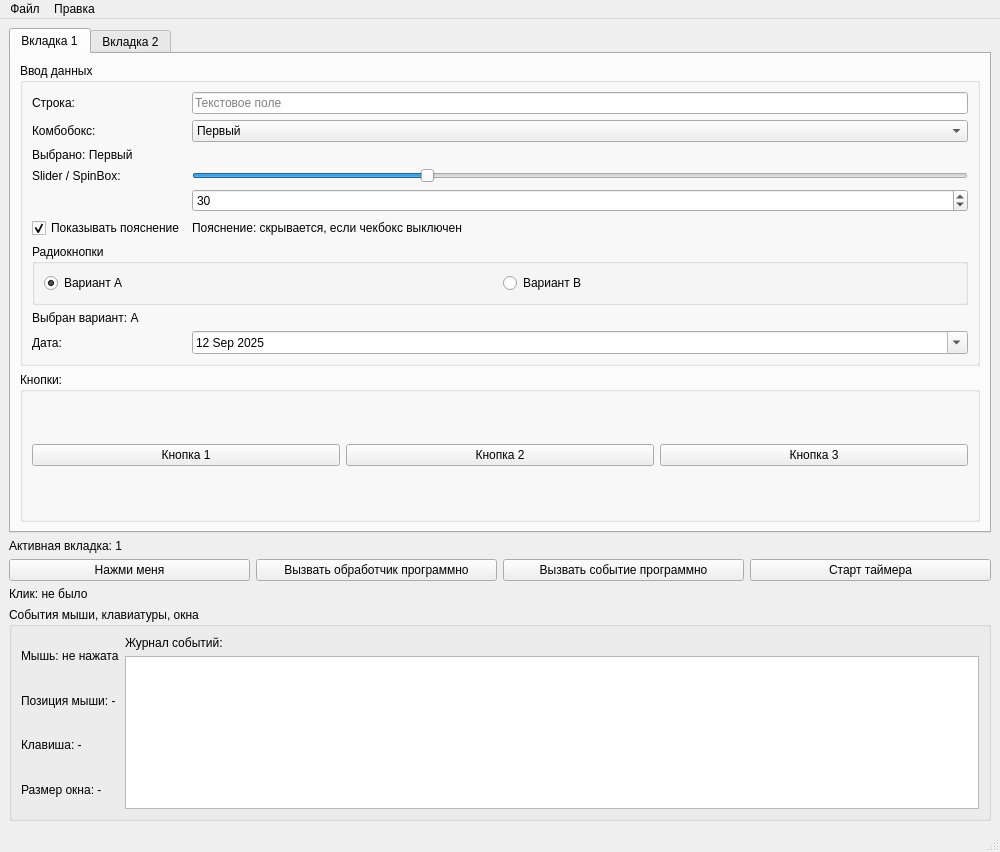
This is mainwindow.ui in YuerKoiler/lab1_qt_oop as Qt 5 draws it before an edit. The edited form follows.
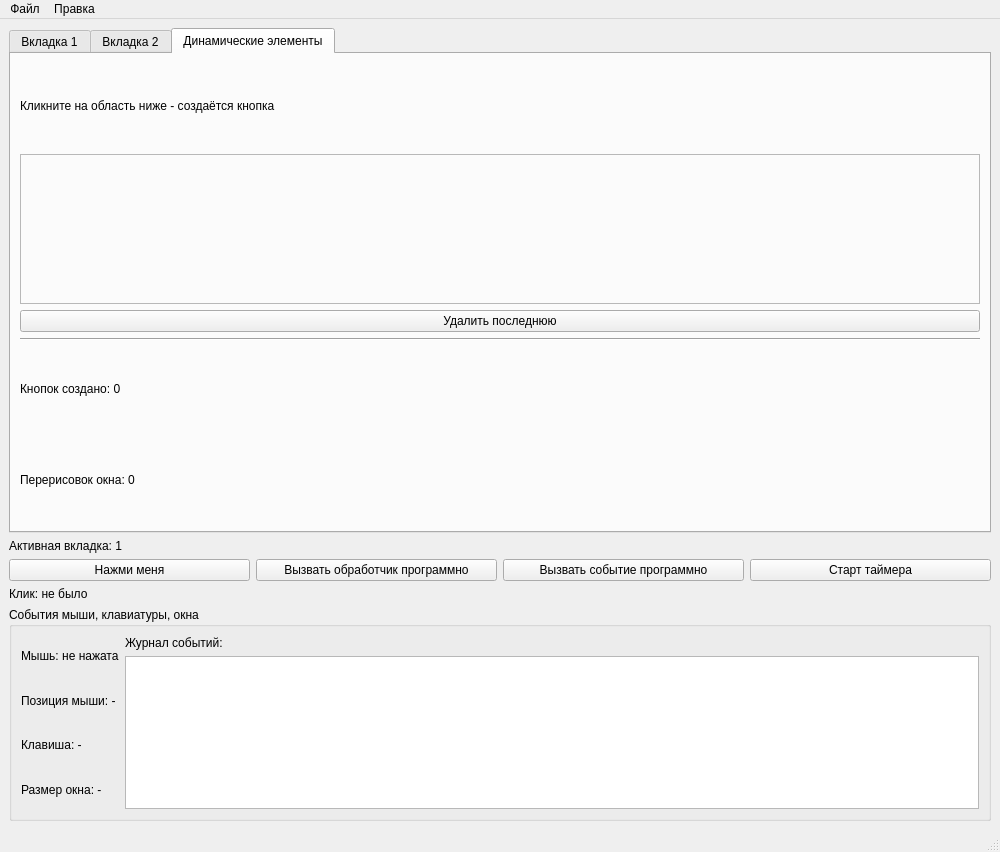
This is the edited form. The open tabs and pages were chosen to show the change.

Commit message:
Финальная рабочая версия
Добавлено динамическое создание и событие Paint

```diff
--- a/mainwindow.ui
+++ b/mainwindow.ui
@@ -185,14 +185,24 @@
            </item>
            <item row="8" column="1">
             <widget class="QDateEdit" name="dateEditValue">
+             <property name="dateTime">
+              <datetime>
+               <hour>19</hour>
+               <minute>0</minute>
+               <second>0</second>
+               <year>2026</year>
+               <month>9</month>
+               <day>21</day>
+              </datetime>
+             </property>
              <property name="calendarPopup">
               <bool>true</bool>
              </property>
              <property name="date">
               <date>
-               <year>2025</year>
+               <year>2026</year>
                <month>9</month>
-               <day>12</day>
+               <day>21</day>
               </date>
              </property>
             </widget>
@@ -406,6 +416,64 @@
         </item>
        </layout>
       </widget>
+      <widget class="QWidget" name="tabPage3">
+       <attribute name="title">
+        <string>Динамические элементы</string>
+       </attribute>
+       <layout class="QVBoxLayout" name="verticalLayoutTabPage3">
+        <item>
+         <widget class="QLabel" name="labelDynamicHint">
+          <property name="text">
+           <string>Кликните на область ниже - создаётся кнопка</string>
+          </property>
+         </widget>
+        </item>
+        <item>
+         <widget class="QFrame" name="dynamicArea">
+          <property name="minimumSize">
+           <size>
+            <width>0</width>
+            <height>150</height>
+           </size>
+          </property>
+          <property name="frameShape">
+           <enum>QFrame::Shape::StyledPanel</enum>
+          </property>
+          <property name="frameShadow">
+           <enum>QFrame::Shadow::Sunken</enum>
+          </property>
+         </widget>
+        </item>
+        <item>
+         <widget class="QPushButton" name="pushButtonDeleteDynamic">
+          <property name="text">
+           <string>Удалить последнюю</string>
+          </property>
+         </widget>
+        </item>
+        <item>
+         <widget class="Line" name="line">
+          <property name="orientation">
+           <enum>Qt::Orientation::Horizontal</enum>
+          </property>
+         </widget>
+        </item>
+        <item>
+         <widget class="QLabel" name="labelDynamicInfo">
+          <property name="text">
+           <string>Кнопок создано: 0</string>
+          </property>
+         </widget>
+        </item>
+        <item>
+         <widget class="QLabel" name="labelPaintCount">
+          <property name="text">
+           <string>Перерисовок окна: 0</string>
+          </property>
+         </widget>
+        </item>
+       </layout>
+      </widget>
      </widget>
     </item>
     <item>
```
Left out of the diff: 4 changed lines with no effect on the pictures. The commit also changes 2 other files.
